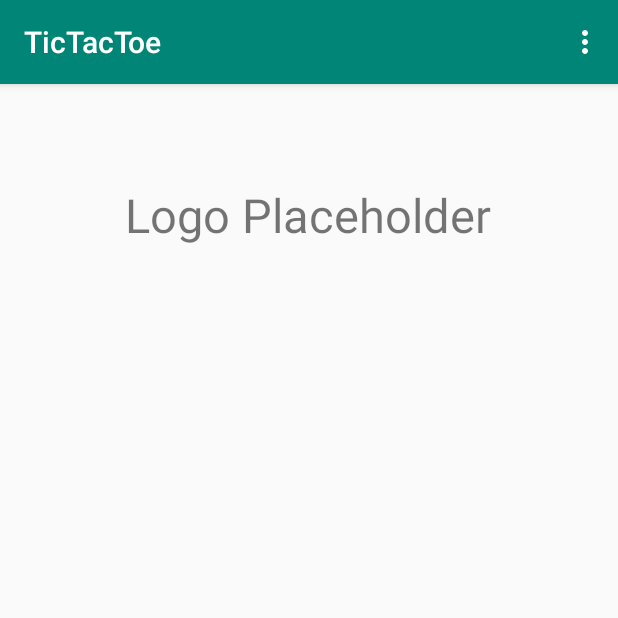
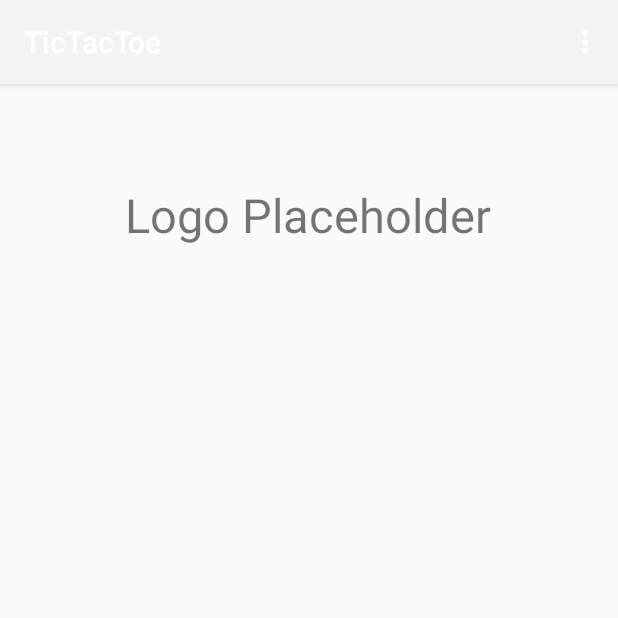
Before and after one commit to shauntrimm/TicTacToe-Android, an Android app: the screen it shows after launch (MainActivity), on a phone screen of 412 x 824 dp, the top half of it. Run offline under Robolectric (Android 15) with nearby library versions, the phone set to English and light mode, and no system bars.

Commit message:
Changed toolbar color

```diff
--- a/app/src/main/res/values/colors.xml
+++ b/app/src/main/res/values/colors.xml
@@ -1,6 +1,6 @@
 <?xml version="1.0" encoding="utf-8"?>
 <resources>
-    <color name="colorPrimary">#008577</color>
-    <color name="colorPrimaryDark">#00574B</color>
+    <color name="colorPrimary">#fff3f3f3</color>
+    <color name="colorPrimaryDark">#fff3f3f3</color>
     <color name="colorAccent">#D81B60</color>
 </resources>
```
